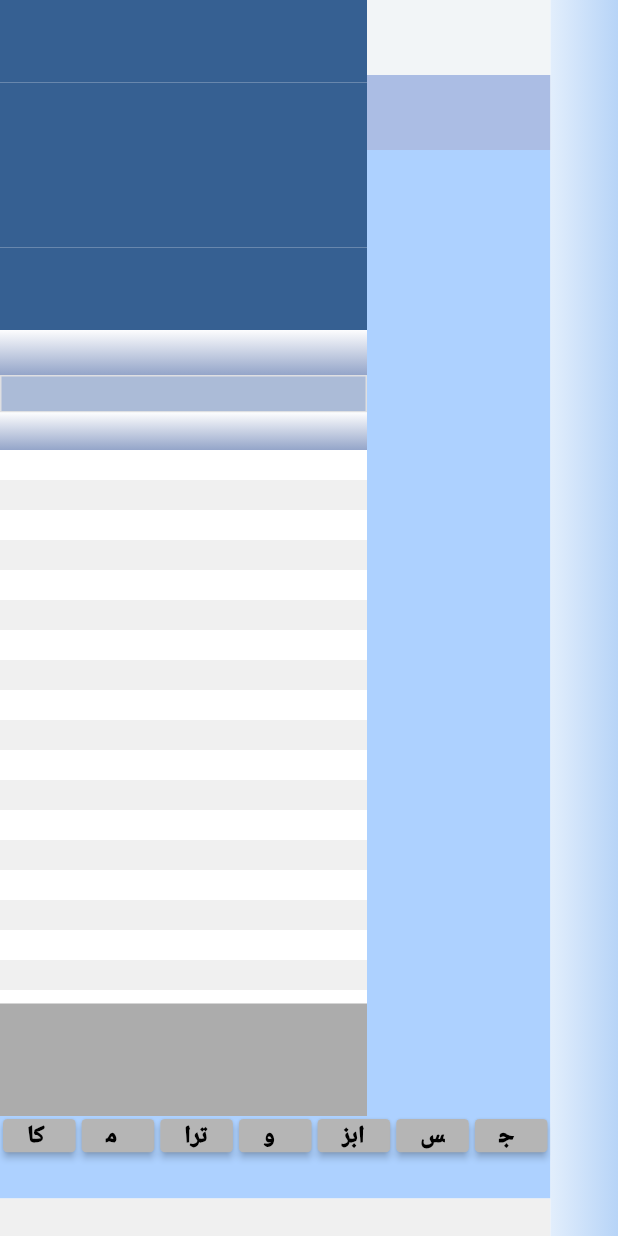
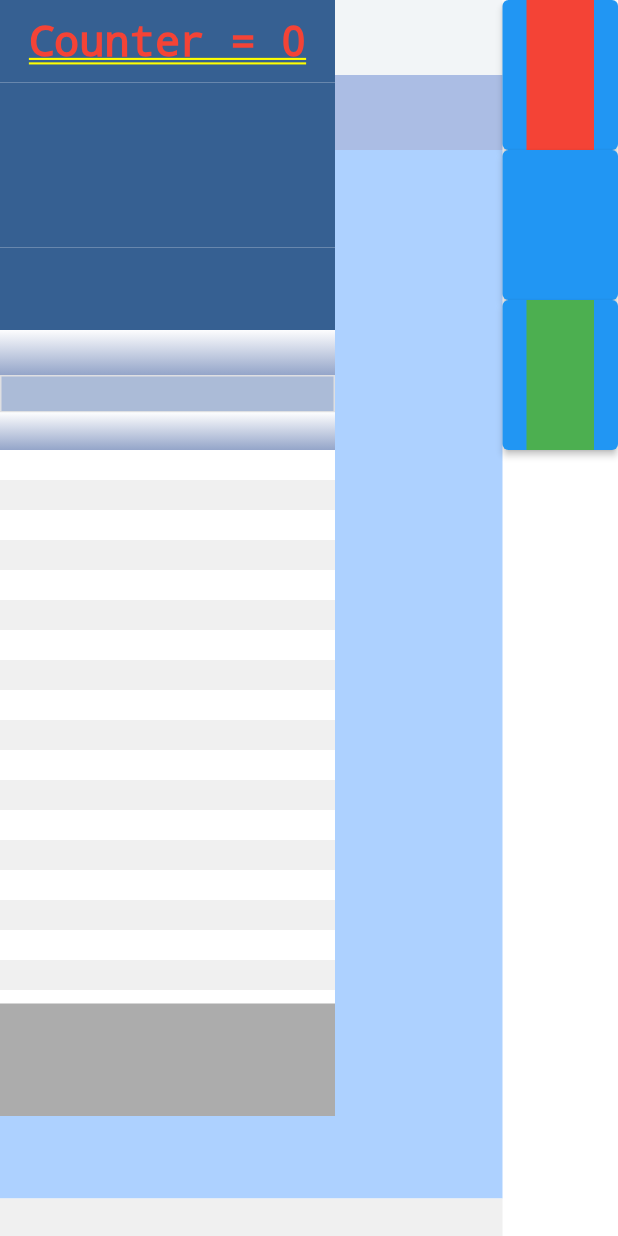
Before and after one commit to qaraee13566532/tech_scale, a Flutter app: the screen it shows after launch, on a phone screen of 412 x 824 dp. Run offline on Flutter 3.47's test engine with Material 2 defaults, Android fonts, the phone set to English and light mode, and no system bars; missing offline and left inert: window_size.

Commit message:
multi function mode added.

```diff
--- a/lib/views/weight_scale_ui/setting_bar.dart
+++ b/lib/views/weight_scale_ui/setting_bar.dart
@@ -1,18 +1,52 @@
 import 'package:flutter/material.dart';
+import 'package:tech_scale/views/weight_scale_ui/weight_scale_ui.dart';
 
 class SettingBar extends StatelessWidget {
-  final VoidCallback? onPressed;
+  final List<VoidCallback?> onPressed;
 
-  SettingBar({required this.onPressed});
+  const SettingBar({super.key, required this.onPressed});
 
   @override
   Widget build(BuildContext context) {
-    return Container(
+    return Column(
+      children: [
+        ElevatedButton(
+          onPressed: onPressed[0],
+          child: Container(
             width: 45,
-        child:GestureDetector(
+            height: 100,
+            color: Colors.red,
+          ),
+        ),
+        ElevatedButton(
+          onPressed: onPressed[1],
           child: Container(
-           decoration:
-            BoxDecoration(
+            width: 45,
+            height: 100,
+            color: Colors.blue,
+          ),
+        ),
+        ElevatedButton(
+          onPressed: onPressed[2],
+          child: Container(
+            width: 45,
+            height: 100,
+            color: Colors.green,
+          ),
+        ),
+      ],
+    );
+  }
+}
+
+/*
+*   @override
+  Widget build(BuildContext context) {
+    return GestureDetector(
+      onTap: onPressed,
+      child: Container(
+        width: 45,
+        decoration: const BoxDecoration(
             gradient: LinearGradient(
           begin: Alignment.topLeft,
           end: Alignment.topRight,
@@ -20,14 +54,8 @@ class SettingBar extends StatelessWidget {
             Color(0xffE2EEFC),
             Color(0xffB7D4F7),
           ],
-               )
+        )),
       ),
-
-           width: double.infinity,
-//           color: Color(0xFFC5DDF9),
-         ),
-          onTap : onPressed,
-        )
     );
   }
-}
+  * */
--- a/lib/views/weight_scale_ui/weight_scale_ui.dart
+++ b/lib/views/weight_scale_ui/weight_scale_ui.dart
@@ -1,5 +1,7 @@
 import 'package:flutter/material.dart';
 import 'package:tech_scale/views/weight_scale_ui/setting_bar.dart';
+
+int idnumber = 0;
 
 class WeightScaleUI extends StatefulWidget {
   const WeightScaleUI({Key? key}) : super(key: key);
@@ -10,18 +12,48 @@ class WeightScaleUI extends StatefulWidget {
 
 class _WeightScaleUIState extends State<WeightScaleUI> {
   bool drwaKeys = true;
-
+  int _counter=0;
 
   final elvShaped = ElevatedButton.styleFrom(
     backgroundColor: Color(0xffB5B5B5),
     shape: RoundedRectangleBorder(
       borderRadius: BorderRadius.circular(3.0),
-
-
     ),
   );
 
-  List<String> items = ["کالاها","مشتریان","تراکنش","وظایف","ابزار","پس دادن","جمع کل"];//List.generate(7, (index) => index.toString());
+  void addfunc()
+  {
+    setState(() {
+      drwaKeys == true ? drwaKeys = false : drwaKeys = true;
+    });
+  }
+  void subfunc()
+  {
+    setState(() {
+      _counter++;
+    });
+  }
+  void delfunc()
+  {
+    setState(() {
+      _counter--;
+    });
+  }
+  late List<VoidCallback> funcs = [
+    addfunc,
+    subfunc,
+    delfunc
+  ];
+
+  List<String> items = [
+    "کالاها",
+    "مشتریان",
+    "تراکنش",
+    "وظایف",
+    "ابزار",
+    "پس دادن",
+    "جمع کل"
+  ]; //List.generate(7, (index) => index.toString());
   @override
   Widget build(BuildContext context) {
     return SafeArea(
@@ -44,6 +76,7 @@ class _WeightScaleUIState extends State<WeightScaleUI> {
                                   Container(
                                     height: 55,
                                     color: Color(0xff366092),
+                                    child: Center(child: Text('Counter = $_counter',style: TextStyle(fontSize:28,color:Colors.red),)),
                                   ),
                                   Container(
                                     height: 55,
@@ -59,7 +92,7 @@ class _WeightScaleUIState extends State<WeightScaleUI> {
                                   ),
                                   Container(
                                     height: 30,
-                                    decoration: BoxDecoration(
+                                    decoration: const BoxDecoration(
                                         gradient: LinearGradient(
                                       begin: Alignment.topCenter,
                                       end: Alignment.bottomCenter,
@@ -131,48 +164,18 @@ class _WeightScaleUIState extends State<WeightScaleUI> {
                           ],
                         ),
                       ),
-                      drwaKeys == true
-                          ? Container(
-                              height: 55,
-                              color: Color(0xFFADD1FF),
-                              child: GridView.count(
-                                childAspectRatio: (2 / 1),
-                                // Create a grid with 2 columns. If you change the scrollDirection to
-
-                                // horizontal, this produces 2 rows.
-                                crossAxisCount: 7,
-                                // Generate 100 widgets that display their index in the List.
-                                children: List.generate(7, (index) {
-                                  return Padding(
-                                    padding: const EdgeInsets.all(2.0),
-                                    child: ElevatedButton(
-
-                                        style: elvShaped,
-                                        child: Text(
-                                          items[index],
-                                          style: TextStyle(fontSize: 16,fontWeight: FontWeight.w900,color: Colors.black),
-                                        ),
-                                        onPressed: () {}),
-                                  );
-                                }),
-                              ),
-                            )
-                          : Container(
-                              height: 0,
-                            ),
+                      if (drwaKeys == true)
+                        Container(
+                          height: 55,
+                          color: Color(0xFFADD1FF),
+                        ),
                       Container(
                         height: 25,
                         color: Color(0xFFF0F0F0),
                       ),
                     ],
                   )),
-              SettingBar(
-                onPressed: () {
-                  setState(() {
-                    drwaKeys == true ? drwaKeys = false : drwaKeys = true;
-                  });
-                },
-              ),
+              SettingBar(onPressed: funcs),
             ],
           ),
         ),
```
Lines whose indentation alone changed are shown as unchanged.
